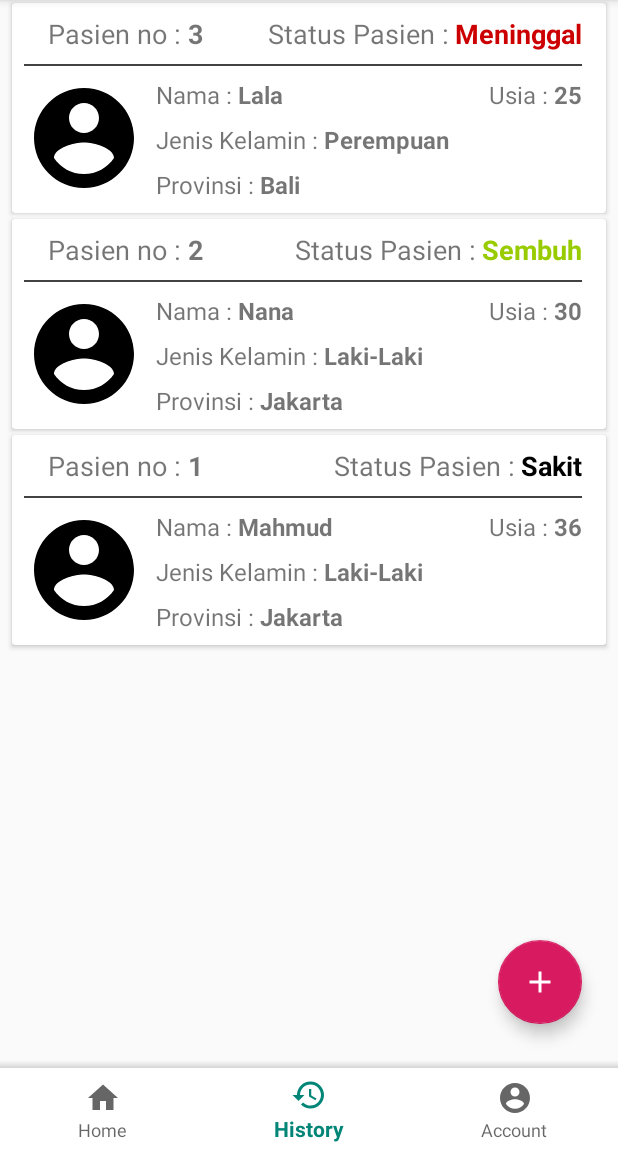
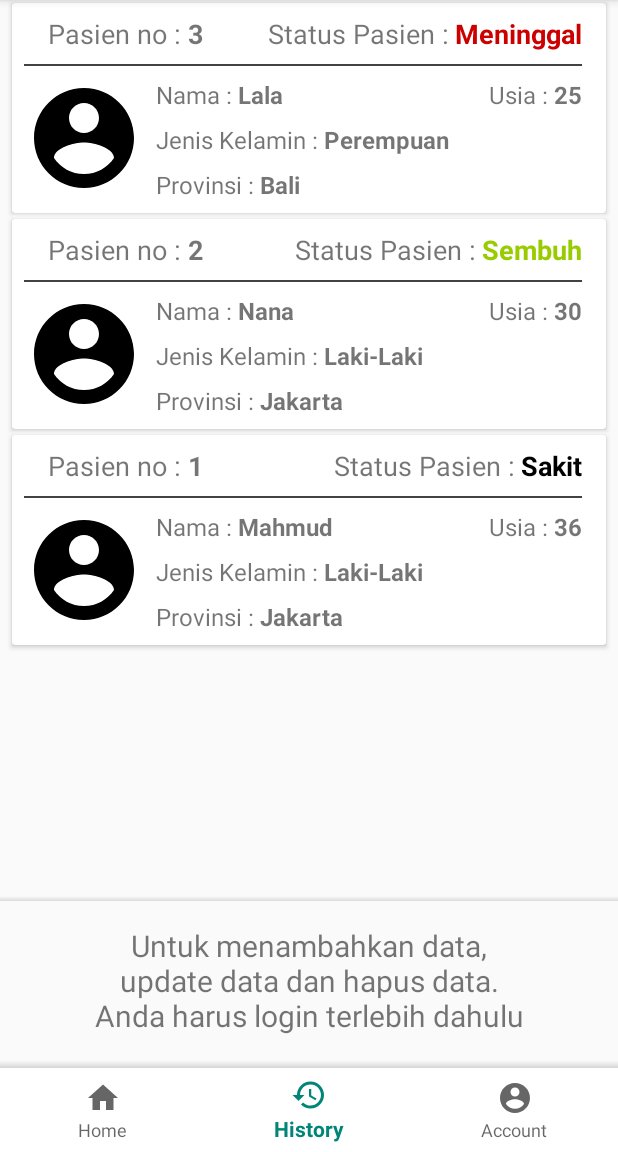
Before and after one commit to rijamyazid/android-app-covid19-management, an Android app: the HistoryFragment screen opened through its navigation route, on a phone screen of 412 x 824 dp, the part 84-1236 px from its top. Run offline under Robolectric (Android 15) with nearby library versions, the phone set to English and light mode, and no system bars; our stand-ins replace Room's generated code, navigation-ui.

Commit message:
Penambahan (Fitur) smoothScrollToPosition() dan text_helper

```diff
--- a/app/src/main/java/com/example/aplikasikelolapasiencovid_19/ui/HistoryFragment.java
+++ b/app/src/main/java/com/example/aplikasikelolapasiencovid_19/ui/HistoryFragment.java
@@ -21,6 +21,7 @@ import android.util.Log;
 import android.view.LayoutInflater;
 import android.view.View;
 import android.view.ViewGroup;
+import android.widget.TextView;
 import android.widget.Toast;
 
 import com.example.aplikasikelolapasiencovid_19.MainActivity;
@@ -45,6 +46,7 @@ public class HistoryFragment extends Fragment {
     private HistoryAdapter adapter;
     private FloatingActionButton fabAddPasien;
     private SharedPreferences sharedPreferences;
+    private TextView tvLoginReminder;
 
     public HistoryFragment() {
         // Required empty public constructor
@@ -63,6 +65,7 @@ public class HistoryFragment extends Fragment {
         sharedPreferences = getActivity().getSharedPreferences(MainActivity.SHARED_PREF_KEY_LOGIN, Context.MODE_PRIVATE);
         rvMain = view.findViewById(R.id.rv_main);
         fabAddPasien = view.findViewById(R.id.fab_add_pasien);
+        tvLoginReminder = view.findViewById(R.id.tv_login_reminder);
         rvMain.setLayoutManager(new LinearLayoutManager(view.getContext()));
         adapter = new HistoryAdapter(view.getContext());
         rvMain.setAdapter(adapter);
@@ -70,11 +73,30 @@ public class HistoryFragment extends Fragment {
         viewModel.getAllPasien().observe(getViewLifecycleOwner(), new Observer<List<Pasien>>() {
             @Override
             public void onChanged(List<Pasien> pasiens) {
-                adapter.submitList(pasiens);
+                if(viewModel.listSize < pasiens.size()){
+                    adapter.submitList(pasiens, new Runnable() {
+                        @Override
+                        public void run() {
+                            rvMain.smoothScrollToPosition(0);
+                        }
+                    });
+                    viewModel.listSize = pasiens.size();
+                } else {
+                    adapter.submitList(pasiens);
+                    viewModel.listSize = pasiens.size();
+                }
             }
         });
 
         itemTouchHelper(viewModel, adapter).attachToRecyclerView(rvMain);
+        if(MainActivity.getSharedPrefStatus(sharedPreferences)){
+            tvLoginReminder.setVisibility(View.GONE);
+            fabAddPasien.setVisibility(View.VISIBLE);
+        } else {
+            tvLoginReminder.setVisibility(View.VISIBLE);
+            fabAddPasien.setVisibility(View.GONE);
+        }
+
 
         fabAddPasien.setOnClickListener(new View.OnClickListener(){
             @Override
--- a/app/src/main/java/com/example/aplikasikelolapasiencovid_19/viewmodel/HistoryViewModel.java
+++ b/app/src/main/java/com/example/aplikasikelolapasiencovid_19/viewmodel/HistoryViewModel.java
@@ -14,6 +14,8 @@ import java.util.List;
 public class HistoryViewModel extends AndroidViewModel {
 
     private Repository repository;
+
+    public int listSize = 0;
 
     public LiveData<List<Pasien>> getAllPasien(){
         return repository.getAllPasien();
--- a/app/src/main/res/layout/fragment_history.xml
+++ b/app/src/main/res/layout/fragment_history.xml
@@ -7,12 +7,31 @@
     android:orientation="vertical"
     tools:context=".ui.HistoryFragment">
 
-    <!-- TODO: Update blank fragment layout -->
-    <androidx.recyclerview.widget.RecyclerView
-        android:id="@+id/rv_main"
+    <LinearLayout
         android:layout_width="match_parent"
         android:layout_height="match_parent"
-        tools:listitem="@layout/rv_item"/>
+        android:orientation="vertical">
+        <androidx.recyclerview.widget.RecyclerView
+            android:id="@+id/rv_main"
+            android:layout_width="match_parent"
+            android:layout_height="0dp"
+            android:layout_weight="1"
+            tools:listitem="@layout/rv_item"/>
+        <View
+            android:layout_width="match_parent"
+            android:layout_height="3dp"
+            android:background="@drawable/ic_shadow"/>
+        <TextView
+            android:id="@+id/tv_login_reminder"
+            android:layout_width="match_parent"
+            android:layout_height="wrap_content"
+            android:paddingTop="@dimen/gapMedium"
+            android:paddingBottom="@dimen/gapMedium"
+            android:gravity="center"
+            android:text="Untuk menambahkan data,\nupdate data dan hapus data.\nAnda harus login terlebih dahulu"
+            android:textSize="20sp"/>
+    </LinearLayout>
+
 
     <com.google.android.material.floatingactionbutton.FloatingActionButton
         android:id="@+id/fab_add_pasien"
```
